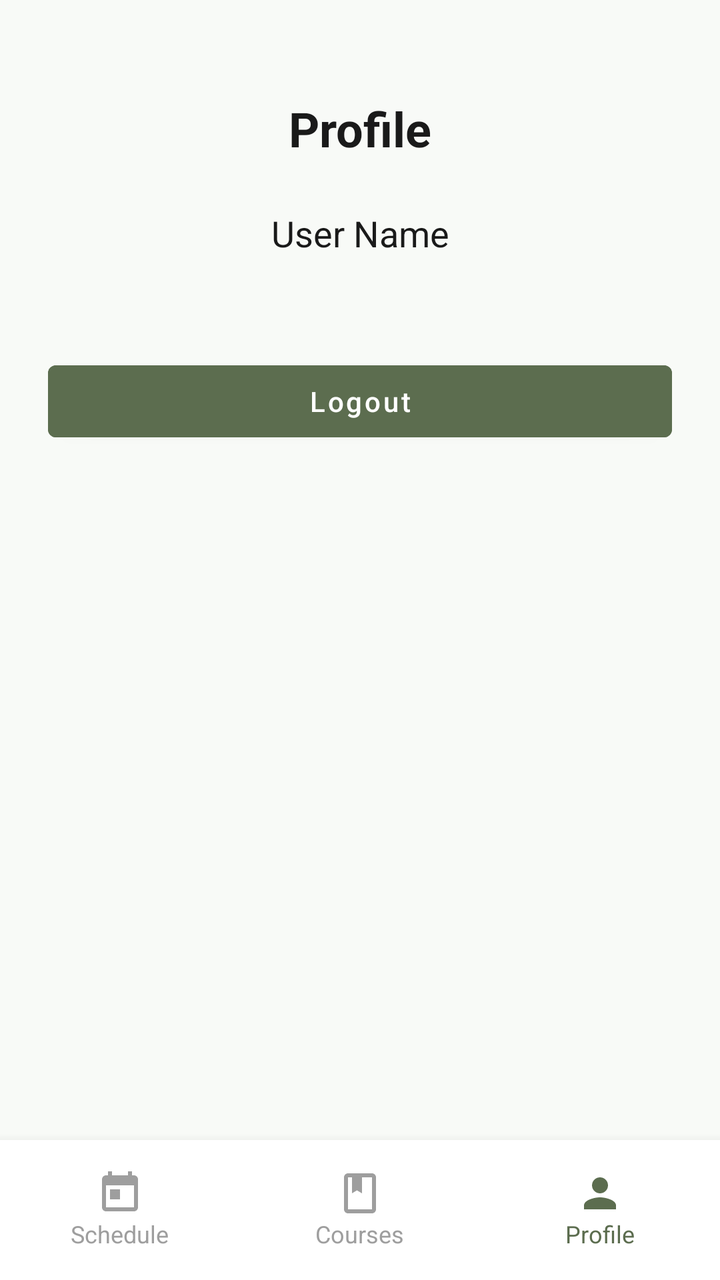
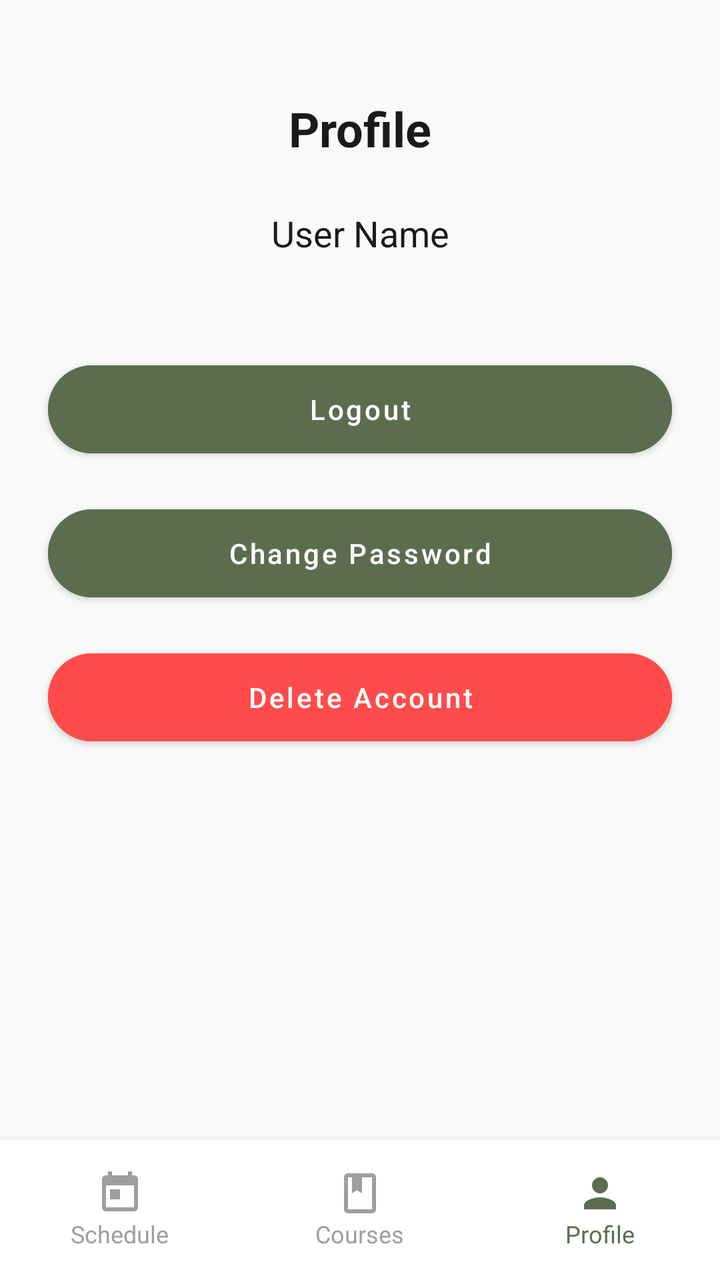

Compare the two renders of this Android layout. The source of the first and the diff that turns it into the second are given below.
<!-- AndroidManifest.xml: application theme Theme.VETSCHED -->
<!-- res/layout/fragment_profile.xml -->
<?xml version="1.0" encoding="utf-8"?>
<androidx.constraintlayout.widget.ConstraintLayout xmlns:android="http://schemas.android.com/apk/res/android"
    xmlns:app="http://schemas.android.com/apk/res-auto"
    android:layout_width="match_parent"
    android:layout_height="match_parent"
    android:background="@color/vetsched_background">

    <TextView
        android:id="@+id/tvProfileTitle"
        android:layout_width="wrap_content"
        android:layout_height="wrap_content"
        android:layout_marginTop="48dp"
        android:text="Profile"
        android:textColor="@color/vetsched_text_primary"
        android:textSize="24sp"
        android:textStyle="bold"
        app:layout_constraintEnd_toEndOf="parent"
        app:layout_constraintStart_toStartOf="parent"
        app:layout_constraintTop_toTopOf="parent" />

    <TextView
        android:id="@+id/tvUserNameProfile"
        android:layout_width="wrap_content"
        android:layout_height="wrap_content"
        android:layout_marginTop="24dp"
        android:text="User Name"
        android:textColor="@color/vetsched_text_primary"
        android:textSize="18sp"
        app:layout_constraintEnd_toEndOf="parent"
        app:layout_constraintStart_toStartOf="parent"
        app:layout_constraintTop_toBottomOf="@id/tvProfileTitle" />

    <Button
        android:id="@+id/btnLogout"
        android:layout_width="0dp"
        android:layout_height="wrap_content"
        android:layout_marginHorizontal="24dp"
        android:layout_marginTop="48dp"
        android:backgroundTint="@color/vetsched_primary"
        android:text="Logout"
        android:textAllCaps="false"
        android:textColor="@color/white"
        app:layout_constraintEnd_toEndOf="parent"
        app:layout_constraintStart_toStartOf="parent"
        app:layout_constraintTop_toBottomOf="@id/tvUserNameProfile" />

    <LinearLayout
        android:id="@+id/bottomNav"
        android:layout_width="match_parent"
        android:layout_height="70dp"
        android:background="@color/white"
        android:elevation="8dp"
        android:orientation="horizontal"
        app:layout_constraintBottom_toBottomOf="parent">

        <LinearLayout
            android:id="@+id/btnSchedule"
            android:layout_width="0dp"
            android:layout_height="match_parent"
            android:layout_weight="1"
            android:gravity="center"
            android:orientation="vertical">

            <ImageView
                android:layout_width="24dp"
                android:layout_height="24dp"
                android:src="@drawable/ic_schedule"
                app:tint="@color/vetsched_text_hint" />

            <TextView
                android:layout_width="wrap_content"
                android:layout_height="wrap_content"
                android:text="Schedule"
                android:textColor="@color/vetsched_text_hint"
                android:textSize="12sp" />
        </LinearLayout>

        <LinearLayout
            android:id="@+id/btnCourses"
            android:layout_width="0dp"
            android:layout_height="match_parent"
            android:layout_weight="1"
            android:gravity="center"
            android:orientation="vertical">

            <ImageView
                android:layout_width="24dp"
                android:layout_height="24dp"
                android:src="@drawable/ic_courses"
                app:tint="@color/vetsched_text_hint" />

            <TextView
                android:layout_width="wrap_content"
                android:layout_height="wrap_content"
                android:text="Courses"
                android:textColor="@color/vetsched_text_hint"
                android:textSize="12sp" />
        </LinearLayout>

        <LinearLayout
            android:id="@+id/btnProfile"
            android:layout_width="0dp"
            android:layout_height="match_parent"
            android:layout_weight="1"
            android:gravity="center"
            android:orientation="vertical">

            <ImageView
                android:layout_width="24dp"
                android:layout_height="24dp"
                android:src="@drawable/ic_profile"
                app:tint="@color/vetsched_primary" />

            <TextView
                android:layout_width="wrap_content"
                android:layout_height="wrap_content"
                android:text="Profile"
                android:textColor="@color/vetsched_primary"
                android:textSize="12sp" />
        </LinearLayout>
    </LinearLayout>

</androidx.constraintlayout.widget.ConstraintLayout>
<!-- resources referenced by this layout -->
<resources>
  <color name="vetsched_background">#F8FAF7</color>
  <color name="vetsched_primary">#5C6D4F</color>
  <color name="vetsched_text_hint">#9E9E9E</color>
  <color name="vetsched_text_primary">#1A1A1A</color>
  <color name="white">#FFFFFFFF</color>
  <!-- drawable ic_courses (drawable) -->
  <vector xmlns:android="http://schemas.android.com/apk/res/android"
      android:width="24dp"
      android:height="24dp"
      android:viewportWidth="24"
      android:viewportHeight="24">
      <path
          android:fillColor="#9E9E9E"
          android:pathData="M18,2L6,2c-1.1,0 -2,0.9 -2,2v16c0,1.1 0.9,2 2,2h12c1.1,0 2,-0.9 2,-2L20,4c0,-1.1 -0.9,-2 -2,-2zM18,20L6,20L6,4h2v8l2.5,-1.5L13,12L13,4h5v16z" />
  </vector>
  <!-- drawable ic_profile (drawable) -->
  <vector xmlns:android="http://schemas.android.com/apk/res/android"
      android:width="24dp"
      android:height="24dp"
      android:viewportWidth="24"
      android:viewportHeight="24">
      <path
          android:fillColor="#9E9E9E"
          android:pathData="M12,12c2.21,0 4,-1.79 4,-4s-1.79,-4 -4,-4 -4,1.79 -4,4 1.79,4 4,4zM12,14c-2.67,0 -8,1.34 -8,4v2h16v-2c0,-2.66 -5.33,-4 -8,-4z" />
  </vector>
  <!-- drawable ic_schedule (drawable) -->
  <vector xmlns:android="http://schemas.android.com/apk/res/android"
      android:width="24dp"
      android:height="24dp"
      android:viewportWidth="24"
      android:viewportHeight="24">
      <path
          android:fillColor="#5C6D4F"
          android:pathData="M19,3h-1L18,1h-2v2L8,3L8,1L6,1v2L5,3c-1.11,0 -1.99,0.9 -1.99,2L3,19c0,1.1 0.89,2 2,2h14c1.1,0 2,-0.9 2,-2L21,5c0,-1.1 -0.9,-2 -2,-2zM19,19L5,19L5,8h14v11zM7,10h5v5L7,15z" />
  </vector>
  <style name="Theme.VETSCHED" parent="Theme.MaterialComponents.Light.NoActionBar">
          <item name="colorPrimary">@color/vetsched_primary</item>
          <item name="android:statusBarColor">@color/vetsched_background</item>
          <item name="android:windowLightStatusBar">true</item>
      </style>
</resources>

<!-- the commit's change to res/layout/fragment_profile.xml (unified diff, before → after) -->
@@ -33,16 +33,47 @@
     <Button
         android:id="@+id/btnLogout"
         android:layout_width="0dp"
-        android:layout_height="wrap_content"
+        android:layout_height="56dp"
         android:layout_marginHorizontal="24dp"
         android:layout_marginTop="48dp"
         android:backgroundTint="@color/vetsched_primary"
         android:text="Logout"
         android:textAllCaps="false"
         android:textColor="@color/white"
+        app:cornerRadius="28dp"
         app:layout_constraintEnd_toEndOf="parent"
         app:layout_constraintStart_toStartOf="parent"
         app:layout_constraintTop_toBottomOf="@id/tvUserNameProfile" />
+
+    <Button
+        android:id="@+id/btnChangePassword"
+        android:layout_width="0dp"
+        android:layout_height="56dp"
+        android:layout_marginHorizontal="24dp"
+        android:layout_marginTop="16dp"
+        android:backgroundTint="@color/vetsched_primary"
+        android:text="Change Password"
+        android:textAllCaps="false"
+        android:textColor="@color/white"
+        app:cornerRadius="28dp"
+        app:layout_constraintEnd_toEndOf="parent"
+        app:layout_constraintStart_toStartOf="parent"
+        app:layout_constraintTop_toBottomOf="@id/btnLogout" />
+
+    <Button
+        android:id="@+id/btnDeleteAccount"
+        android:layout_width="0dp"
+        android:layout_height="56dp"
+        android:layout_marginHorizontal="24dp"
+        android:layout_marginTop="16dp"
+        android:backgroundTint="#FF4B4B"
+        android:text="Delete Account"
+        android:textAllCaps="false"
+        android:textColor="@color/white"
+        app:cornerRadius="28dp"
+        app:layout_constraintEnd_toEndOf="parent"
+        app:layout_constraintStart_toStartOf="parent"
+        app:layout_constraintTop_toBottomOf="@id/btnChangePassword" />
 
     <LinearLayout
         android:id="@+id/bottomNav"
